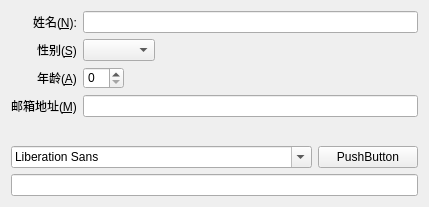
The window that MyLayout/mywidget.ui (SeaTimeMoon/Qt_Learning) describes before a commit, drawn with Qt 5.
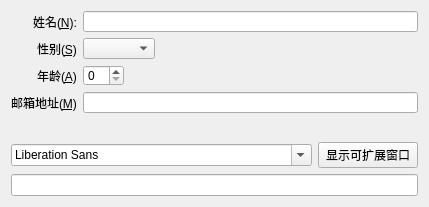
The same window after the commit.

The edit to the form file:
```diff
--- a/MyLayout/mywidget.ui
+++ b/MyLayout/mywidget.ui
@@ -115,7 +115,10 @@
      <item>
       <widget class="QPushButton" name="pushButton">
        <property name="text">
-        <string>PushButton</string>
+        <string>显示可扩展窗口</string>
+       </property>
+       <property name="checkable">
+        <bool>true</bool>
        </property>
       </widget>
      </item>
```
